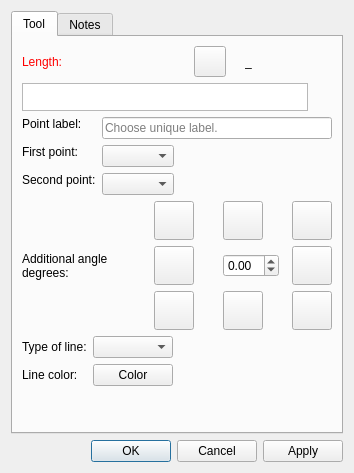
This is src/libs/vtools/dialogs/tools/dialognormal.ui in dismine/valentina as Qt 5 draws it before an edit. The edited form follows.
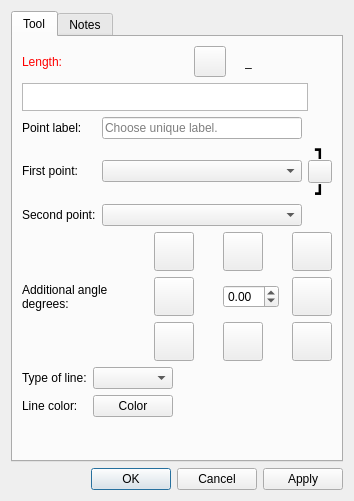
This is the edited form. Icons and pictures are not drawn. Custom widgets are drawn as their Qt base class.

Commit message:
Add swap points button to point tool dialogs.
Add a swap-points button (gtk-convert icon) to DialogLine, DialogAlongLine,
DialogNormal, and DialogPointOfIntersection, allowing the user to exchange
the first and second point selections in one click. Add VThemeIcon::GtkConvert
to the theme icon registry and enable gtk-convert.svg across all platform
theme QRC files (Eleven-Light, Eleven-Dark, La-Sierra-Light, La-Sierra-Dark).

Branch: develop

```diff
--- a/src/libs/vtools/dialogs/tools/dialognormal.ui
+++ b/src/libs/vtools/dialogs/tools/dialognormal.ui
@@ -7,7 +7,7 @@
     <x>0</x>
     <y>0</y>
     <width>354</width>
-    <height>473</height>
+    <height>501</height>
    </rect>
   </property>
   <property name="windowTitle">
@@ -211,9 +211,9 @@
         </layout>
        </item>
        <item>
-        <layout class="QFormLayout" name="formLayout">
-         <property name="fieldGrowthPolicy">
-          <enum>QFormLayout::ExpandingFieldsGrow</enum>
+        <layout class="QGridLayout" name="gridLayoutPoints">
+         <property name="verticalSpacing">
+          <number>1</number>
          </property>
          <item row="0" column="0">
           <widget class="QLabel" name="labelEditNamePoint">
@@ -254,6 +254,57 @@
          <item row="1" column="1">
           <widget class="QComboBox" name="comboBoxFirstPoint"/>
          </item>
+         <item row="1" column="2">
+          <layout class="QVBoxLayout" name="verticalLayoutSwap">
+           <property name="spacing">
+            <number>1</number>
+           </property>
+           <item alignment="Qt::AlignmentFlag::AlignTop">
+            <widget class="QLabel" name="label_8">
+             <property name="font">
+              <font>
+               <pointsize>10</pointsize>
+              </font>
+             </property>
+             <property name="text">
+              <string notr="true">&lt;html&gt;&lt;head/&gt;&lt;body&gt;&lt;p&gt;&lt;span style=&quot; font-size:12pt;font-weight:800;&quot;&gt;┓&lt;/span&gt;&lt;/p&gt;&lt;/body&gt;&lt;/html&gt;</string>
+             </property>
+             <property name="alignment">
+              <set>Qt::AlignmentFlag::AlignBottom|Qt::AlignmentFlag::AlignHCenter</set>
+             </property>
+            </widget>
+           </item>
+           <item>
+            <widget class="QToolButton" name="toolButtonSwapPoints">
+             <property name="toolTip">
+              <string>Swap points</string>
+             </property>
+             <property name="text">
+              <string notr="true"/>
+             </property>
+             <property name="icon">
+              <iconset theme="gtk-convert"/>
+             </property>
+             <property name="iconSize">
+              <size>
+               <width>16</width>
+               <height>16</height>
+              </size>
+             </property>
+            </widget>
+           </item>
+           <item alignment="Qt::AlignmentFlag::AlignHCenter|Qt::AlignmentFlag::AlignBottom">
+            <widget class="QLabel" name="label_10">
+             <property name="text">
+              <string notr="true">&lt;html&gt;&lt;head/&gt;&lt;body&gt;&lt;p&gt;&lt;span style=&quot; font-size:12pt; font-weight:800;&quot;&gt;┛&lt;/span&gt;&lt;/p&gt;&lt;/body&gt;&lt;/html&gt;</string>
+             </property>
+             <property name="alignment">
+              <set>Qt::AlignmentFlag::AlignLeading|Qt::AlignmentFlag::AlignLeft|Qt::AlignmentFlag::AlignTop</set>
+             </property>
+            </widget>
+           </item>
+          </layout>
+         </item>
          <item row="2" column="0">
           <widget class="QLabel" name="labelSecondPoint">
            <property name="sizePolicy">
```
Left out of the diff: 20 changed lines with no effect on the pictures. The commit also changes 17 other files.
